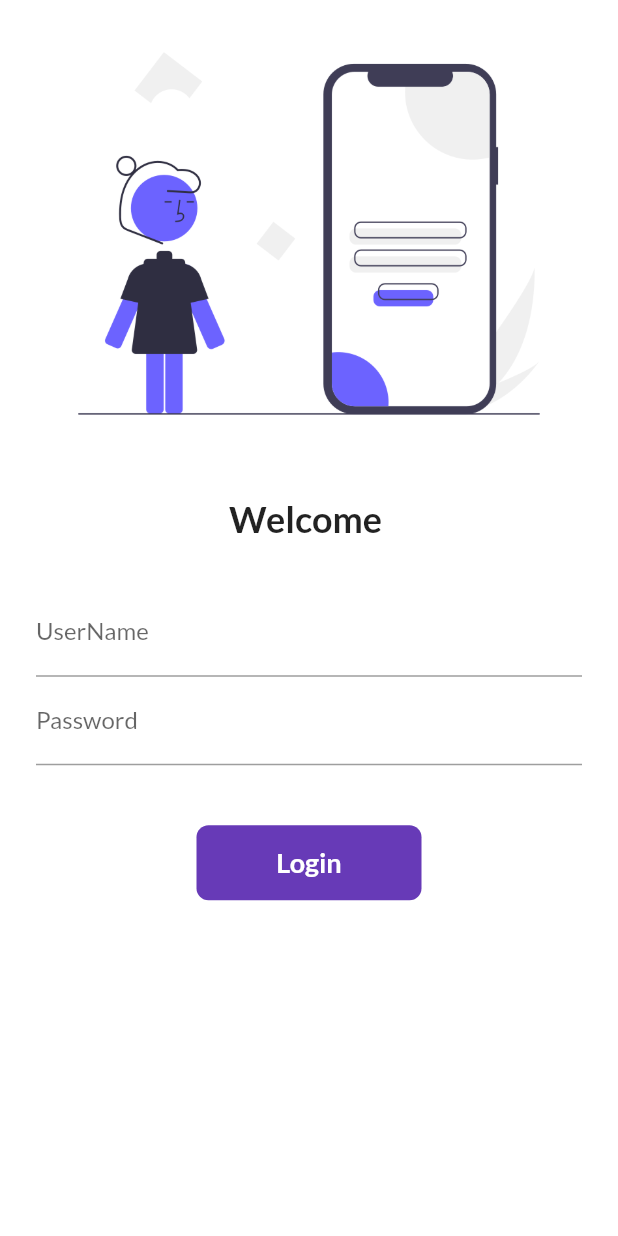
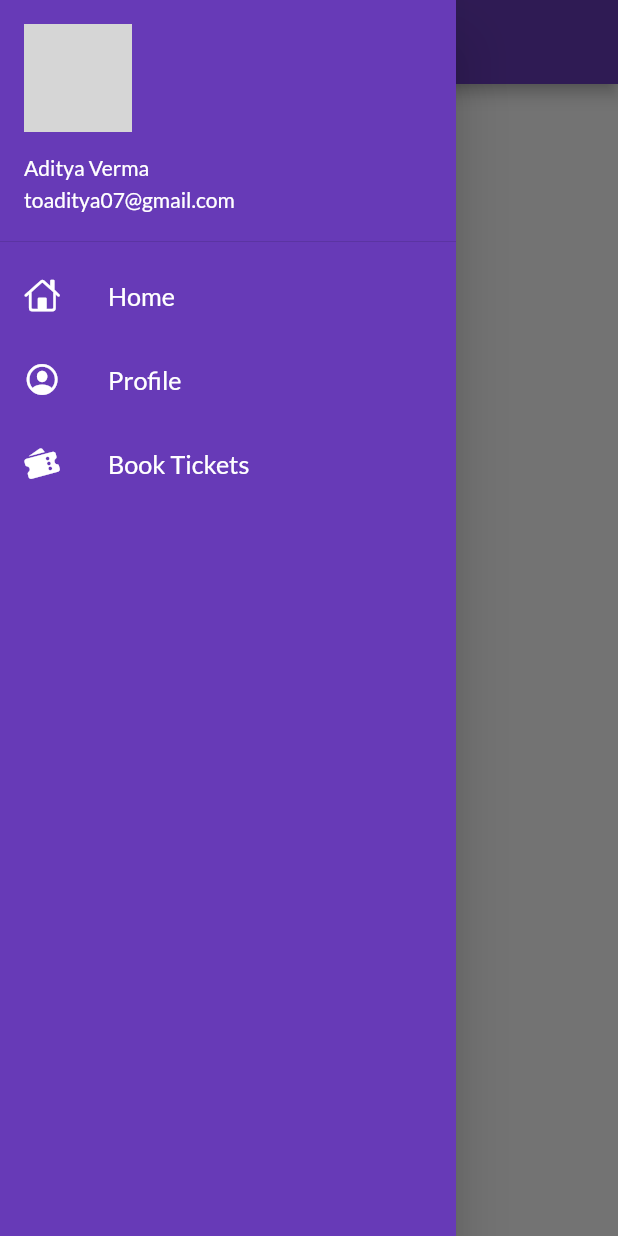
Before and after one commit to godsmith53/flutter, a Flutter app: the screen it shows after launch, with the side drawer open (before the commit the screen has no drawer), on a phone screen of 412 x 824 dp. Run offline on Flutter 3.47's test engine with Material 2 defaults, Android fonts, the phone set to English and light mode, and no system bars; our stand-ins replace google_fonts; network calls fail; grey boxes are pictures that could not be loaded.

Commit message:
day8 completed

```diff
--- a/lib/main.dart
+++ b/lib/main.dart
@@ -22,7 +22,8 @@ class MyApp extends StatelessWidget {
       darkTheme: ThemeData(
         brightness: Brightness.dark
       ),
-
+      debugShowCheckedModeBanner: false,
+      initialRoute: MyRoutes.homeroute,
       routes: {
         "/":(context)=>loginpage(),
            MyRoutes.homeroute:(context)=>homepage(),
--- a/lib/pages/homepage.dart
+++ b/lib/pages/homepage.dart
@@ -1,4 +1,5 @@
 import 'package:flutter/material.dart';
+import 'package:flutter1/widgets/drawer.dart';
 
 class homepage extends StatelessWidget {
   const homepage({ Key? key }) : super(key: key);
@@ -15,7 +16,7 @@ class homepage extends StatelessWidget {
       child: const Text("My First Flutter App :)"),
     ),
     ) ,
-    drawer: Drawer(),
+    drawer: myDrawer(),
     )
     ;
   }
--- /dev/null
+++ b/lib/widgets/drawer.dart
@@ -0,0 +1,62 @@
+import 'package:flutter/cupertino.dart';
+import 'package:flutter/material.dart';
+class myDrawer extends StatelessWidget {
+  const myDrawer({ Key? key }) : super(key: key);
+
+  @override
+  Widget build(BuildContext context) {
+    final imageUrl="https://instagram.fdel24-1.fna.fbcdn.net/v/t51.2885-19/274124219_313205064204222_7593770219055443378_n.jpg?stp=dst-jpg_s320x320&_nc_ht=instagram.fdel24-1.fna.fbcdn.net&_nc_cat=106&_nc_ohc=Bx6M55zlRRMAX-GwB61&edm=ABfd0MgBAAAA&ccb=7-4&oh=00_AT9qPA-rV0mRz6NwQG8eGD3sQWbdShPmn_vvyLSLRj83og&oe=62143534&_nc_sid=7bff83";
+    return Drawer(
+      child: Container(
+        color: Colors.deepPurple,
+        child: ListView(
+          padding: EdgeInsets.zero,
+          children: [
+            DrawerHeader(
+              padding: EdgeInsets.zero,
+              child: UserAccountsDrawerHeader(
+              margin: EdgeInsets.zero,
+              currentAccountPicture: CircleAvatar(
+                backgroundImage: NetworkImage(imageUrl),
+              ),
+              accountName: Text("Aditya Verma"),
+               accountEmail: Text("toaditya07@gmail.com",
+
+               )
+               )
+               ),
+               ListTile(
+                 leading: Icon(CupertinoIcons.home,color: Colors.white,),
+                 title: Text("Home",
+                 textScaleFactor: 1.2,
+                 style: TextStyle(
+                   color: Colors.white,
+
+                 ),),
+               ),
+                ListTile(
+                 leading: Icon(CupertinoIcons.profile_circled,color: Colors.white,),
+                 title: Text("Profile",
+                 textScaleFactor: 1.2,
+                 style: TextStyle(
+                   color: Colors.white,
+
+                 ),),
+               ),
+                ListTile(
+                 leading: Icon(CupertinoIcons.tickets_fill,color: Colors.white,),
+                 title: Text("Book Tickets",
+                 textScaleFactor: 1.2,
+                 style: TextStyle(
+                   color: Colors.white,
+
+                 ),),
+               )
+
+          ],
+        ),
+      ),
+
+    );
+  }
+}
```
Also changed, not shown: assets/user_image.png (added).
